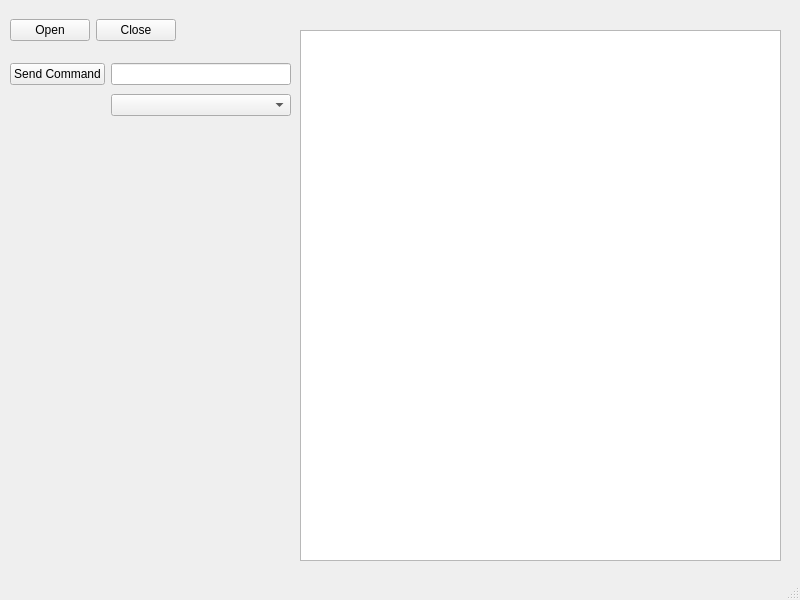
Old version of the form mainwindow.ui in the repository yumekasa5/DMMControlTool.
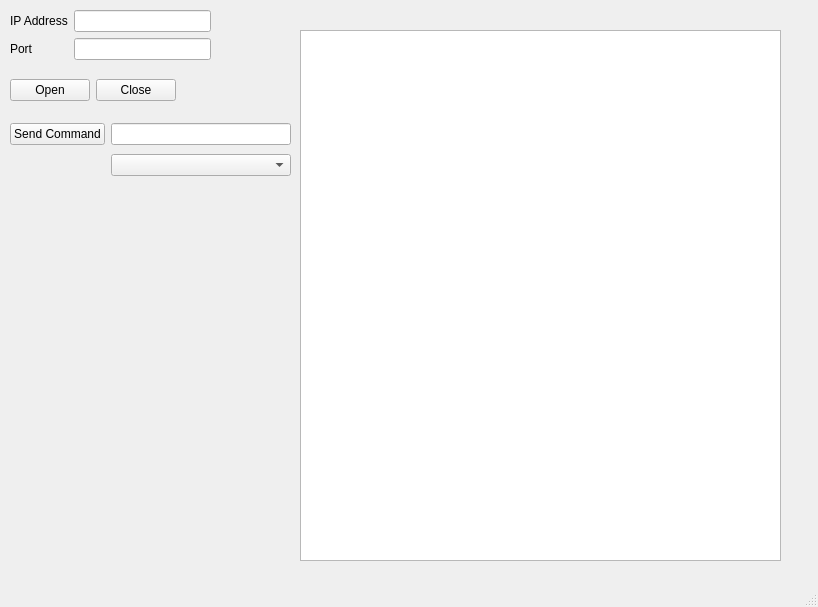
New version of the form.

Commit message: add SCPI command

The edit to the form file:
```diff
--- a/mainwindow.ui
+++ b/mainwindow.ui
@@ -6,8 +6,8 @@
    <rect>
     <x>0</x>
     <y>0</y>
-    <width>800</width>
-    <height>600</height>
+    <width>818</width>
+    <height>607</height>
    </rect>
   </property>
   <property name="windowTitle">
@@ -18,7 +18,7 @@
     <property name="geometry">
      <rect>
       <x>10</x>
-      <y>10</y>
+      <y>70</y>
       <width>166</width>
       <height>41</height>
      </rect>
@@ -54,7 +54,7 @@
     <property name="geometry">
      <rect>
       <x>10</x>
-      <y>60</y>
+      <y>120</y>
       <width>281</width>
       <height>61</height>
      </rect>
@@ -75,6 +75,38 @@
      </item>
     </layout>
    </widget>
+   <widget class="QWidget" name="gridLayoutWidget_2">
+    <property name="geometry">
+     <rect>
+      <x>10</x>
+      <y>10</y>
+      <width>201</width>
+      <height>51</height>
+     </rect>
+    </property>
+    <layout class="QGridLayout" name="gridLayout_2">
+     <item row="0" column="2">
+      <widget class="QLineEdit" name="lineEdit_IpAddress"/>
+     </item>
+     <item row="1" column="2">
+      <widget class="QLineEdit" name="lineEdit_Port"/>
+     </item>
+     <item row="1" column="0" colspan="2">
+      <widget class="QLabel" name="label_2">
+       <property name="text">
+        <string>Port</string>
+       </property>
+      </widget>
+     </item>
+     <item row="0" column="0" colspan="2">
+      <widget class="QLabel" name="label">
+       <property name="text">
+        <string>IP Address</string>
+       </property>
+      </widget>
+     </item>
+    </layout>
+   </widget>
   </widget>
   <widget class="QMenuBar" name="menubar">
    <property name="geometry">
```
Left out of the diff: 2 changed lines with no effect on the pictures. The commit also changes 2 other files.
